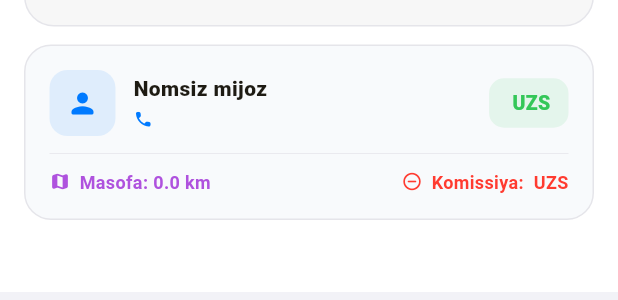
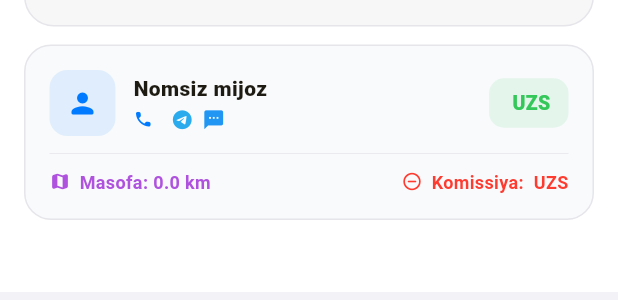
Before and after one commit to Iftix0r/Vijdons, a Flutter app: the ActiveOrderSheet widget shown alone on an empty page, opened directly with empty values, on a phone screen of 412 x 824 dp. Shown: the part 209-509 px from the top of the screen. Run offline on Flutter 3.47's test engine with Material 3 defaults, Android fonts, the phone set to English and light mode, and no system bars; our stand-ins replace audioplayers, flutter_local_notifications, geolocator, permission_handler, shared_preferences; missing offline and left inert: yandex_mapkit; accounts and stored records are empty; network calls fail.

Commit message:
feat: Enhance contact options in ActiveOrderSheet with Telegram and SMS buttons

```diff
--- a/vijdon_driver_app/lib/screens/home_screen.dart
+++ b/vijdon_driver_app/lib/screens/home_screen.dart
@@ -1920,7 +1920,7 @@ class _HomeScreenState extends State<HomeScreen> with WidgetsBindingObserver {
       isScrollControlled: true,
       builder: (_) => ActiveOrderSheet(
         order: order,
-        onAction: (a) { Navigator.pop(context); _orderAction(order, a); },
+        onAction: (a) => _orderAction(order, a),
         onOpenMap: () {
           Navigator.pop(context);
           Navigator.push(context, MaterialPageRoute(
@@ -1937,7 +1937,7 @@ class _HomeScreenState extends State<HomeScreen> with WidgetsBindingObserver {
   }
 }
 
-class ActiveOrderSheet extends StatelessWidget {
+class ActiveOrderSheet extends StatefulWidget {
   final OrderModel order;
   final void Function(String) onAction;
   final VoidCallback? onOpenMap;
@@ -1956,6 +1956,39 @@ class ActiveOrderSheet extends StatelessWidget {
     this.taxiDuration,
     this.onTaxiPause,
   });
+  @override
+  State<ActiveOrderSheet> createState() => _ActiveOrderSheetState();
+}
+
+class _ActiveOrderSheetState extends State<ActiveOrderSheet> {
+  late OrderModel order;
+  void Function(String) get onAction => widget.onAction;
+  VoidCallback? get onOpenMap => widget.onOpenMap;
+  double? get liveKm => widget.liveKm;
+  double? get liveFare => widget.liveFare;
+  bool get taxiPaused => widget.taxiPaused;
+  String? get taxiDuration => widget.taxiDuration;
+  VoidCallback? get onTaxiPause => widget.onTaxiPause;
+
+  @override
+  void initState() {
+    super.initState();
+    order = widget.order;
+  }
+
+  @override
+  void didUpdateWidget(ActiveOrderSheet old) {
+    super.didUpdateWidget(old);
+    order = widget.order;
+  }
+
+  void _handleAction(BuildContext context, String action) {
+    // complete/cancel/accept → sheet yopiladi; on_way/arrived → yopilmaydi
+    if (action == 'complete' || action == 'cancel' || action == 'accept') {
+      Navigator.pop(context);
+    }
+    onAction(action);
+  }
 
   Color get _statusColor {
     return switch (order.status) {
@@ -1969,6 +2002,7 @@ class ActiveOrderSheet extends StatelessWidget {
   }
 
   @override
+  @override
   Widget build(BuildContext context) {
     final dark = Theme.of(context).brightness == Brightness.dark;
     return Container(
@@ -1977,6 +2011,7 @@ class ActiveOrderSheet extends StatelessWidget {
         color: dark ? AppColors.cardDark : Colors.white,
         borderRadius: const BorderRadius.vertical(top: Radius.circular(32)),
       ),
+      child: SingleChildScrollView(
         child: Column(
           mainAxisSize: MainAxisSize.min,
           crossAxisAlignment: CrossAxisAlignment.stretch,
@@ -2136,6 +2171,8 @@ class ActiveOrderSheet extends StatelessWidget {
                               style: const TextStyle(fontWeight: FontWeight.w800, fontSize: 14),
                             ),
                             const SizedBox(height: 2),
+                            Row(
+                              children: [
                                 GestureDetector(
                                   onTap: () async {
                                     await launchUrl(
@@ -2156,6 +2193,24 @@ class ActiveOrderSheet extends StatelessWidget {
                                       ),
                                     ],
                                   ),
+                                ),
+                                const SizedBox(width: 8),
+                                GestureDetector(
+                                  onTap: () async {
+                                    final p = order.clientPhone.replaceAll(RegExp(r'[^0-9]'), '');
+                                    await launchUrl(Uri.parse('https://t.me/+$p'), mode: LaunchMode.externalApplication);
+                                  },
+                                  child: const Icon(Icons.telegram_rounded, size: 15, color: Color(0xFF2AABEE)),
+                                ),
+                                const SizedBox(width: 6),
+                                GestureDetector(
+                                  onTap: () async {
+                                    final p = order.clientPhone.replaceAll(RegExp(r'[^0-9+]'), '');
+                                    await launchUrl(Uri(scheme: 'sms', path: p), mode: LaunchMode.externalApplication);
+                                  },
+                                  child: const Icon(Icons.sms_rounded, size: 15, color: Colors.blue),
+                                ),
+                              ],
                             ),
                           ],
                         ),
@@ -2385,6 +2440,9 @@ class ActiveOrderSheet extends StatelessWidget {
               !order.clientPhone.contains('*'))
             Padding(
               padding: const EdgeInsets.fromLTRB(16, 0, 16, 12),
+              child: Row(
+                children: [
+                  Expanded(
                     child: SizedBox(
                       height: 54,
                       child: ElevatedButton.icon(
@@ -2396,18 +2454,55 @@ class ActiveOrderSheet extends StatelessWidget {
                         },
                         icon: const Icon(Icons.call_rounded, size: 20),
                         label: Text(
-                    'Qo\'ng\'iroq qilish  ${order.clientPhone}',
-                    style: const TextStyle(
-                        fontSize: 15, fontWeight: FontWeight.w900),
+                          order.clientPhone,
+                          style: const TextStyle(fontSize: 15, fontWeight: FontWeight.w900),
                         ),
                         style: ElevatedButton.styleFrom(
                           backgroundColor: AppColors.success,
                           foregroundColor: Colors.white,
-                    shape: RoundedRectangleBorder(
-                        borderRadius: BorderRadius.circular(16)),
+                          shape: RoundedRectangleBorder(borderRadius: BorderRadius.circular(16)),
                           elevation: 0,
                         ),
                       ),
+                    ),
+                  ),
+                  const SizedBox(width: 8),
+                  SizedBox(
+                    height: 54, width: 54,
+                    child: ElevatedButton(
+                      onPressed: () async {
+                        final p = order.clientPhone.replaceAll(RegExp(r'[^0-9]'), '');
+                        await launchUrl(Uri.parse('https://t.me/+$p'), mode: LaunchMode.externalApplication);
+                      },
+                      style: ElevatedButton.styleFrom(
+                        backgroundColor: const Color(0xFF2AABEE),
+                        foregroundColor: Colors.white,
+                        shape: RoundedRectangleBorder(borderRadius: BorderRadius.circular(16)),
+                        elevation: 0,
+                        padding: EdgeInsets.zero,
+                      ),
+                      child: const Icon(Icons.telegram_rounded, size: 24),
+                    ),
+                  ),
+                  const SizedBox(width: 8),
+                  SizedBox(
+                    height: 54, width: 54,
+                    child: ElevatedButton(
+                      onPressed: () async {
+                        final p = order.clientPhone.replaceAll(RegExp(r'[^0-9+]'), '');
+                        await launchUrl(Uri(scheme: 'sms', path: p), mode: LaunchMode.externalApplication);
+                      },
+                      style: ElevatedButton.styleFrom(
+                        backgroundColor: Colors.blue,
+                        foregroundColor: Colors.white,
+                        shape: RoundedRectangleBorder(borderRadius: BorderRadius.circular(16)),
+                        elevation: 0,
+                        padding: EdgeInsets.zero,
+                      ),
+                      child: const Icon(Icons.sms_rounded, size: 24),
+                    ),
+                  ),
+                ],
               ),
             ),
 
@@ -2439,6 +2534,7 @@ class ActiveOrderSheet extends StatelessWidget {
 
           SizedBox(height: MediaQuery.of(context).padding.bottom + 12),
         ],
+        ),
       ),
     );
   }
@@ -2470,7 +2566,7 @@ class ActiveOrderSheet extends StatelessWidget {
       return SizedBox(
         width: double.infinity, height: 52,
         child: OutlinedButton.icon(
-          onPressed: () => onAction(action),
+          onPressed: () => _handleAction(ctx, action),
           icon: Icon(icon, size: 18),
           label: Text(label, style: const TextStyle(fontWeight: FontWeight.w800, fontSize: 14)),
           style: OutlinedButton.styleFrom(
@@ -2484,7 +2580,7 @@ class ActiveOrderSheet extends StatelessWidget {
     return SizedBox(
       width: double.infinity, height: 52,
       child: ElevatedButton.icon(
-        onPressed: () => onAction(action),
+        onPressed: () => _handleAction(ctx, action),
         icon: Icon(icon, size: 18),
         label: Text(label, style: const TextStyle(fontWeight: FontWeight.w900, fontSize: 15)),
         style: ElevatedButton.styleFrom(
```
Lines whose indentation alone changed are shown as unchanged.
